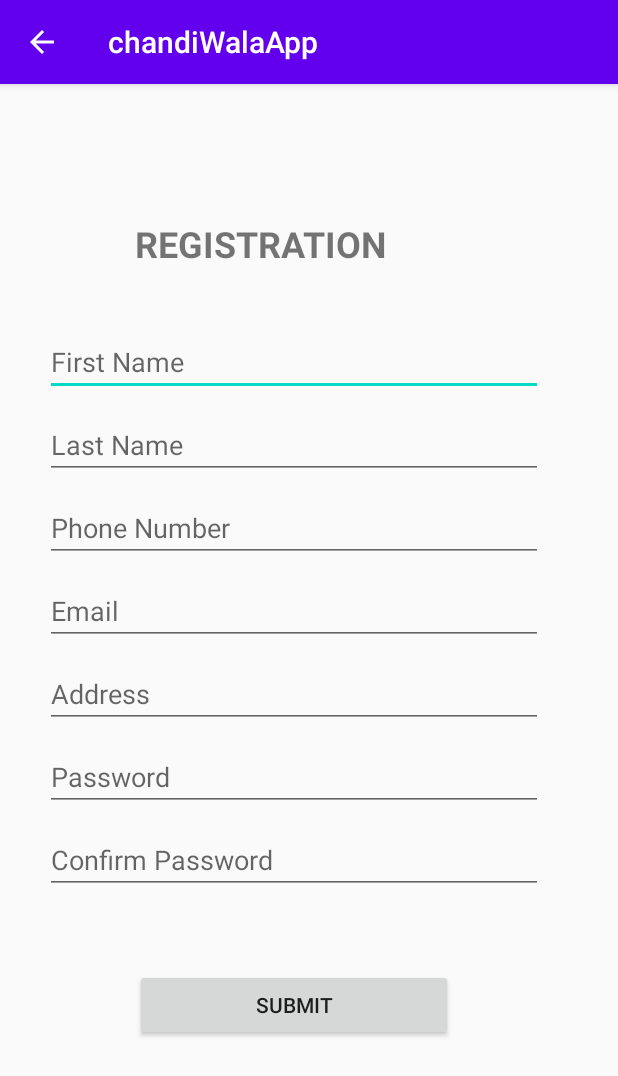
After one commit to Lakhan-nishad/chandiWalaApp, an Android app: the RegistrationActivity screen opened directly, with no data from a screen before it, on a phone screen of 412 x 824 dp. The commit adds this screen. Shown: the top 1076 px of the screen. Run offline under Robolectric (Android 15) with nearby library versions, the phone set to English and light mode, and no system bars.

Commit message:
add registration activity

```diff
--- a/app/src/main/AndroidManifest.xml
+++ b/app/src/main/AndroidManifest.xml
@@ -9,6 +9,9 @@
         android:roundIcon="@mipmap/ic_launcher_round"
         android:supportsRtl="true"
         android:theme="@style/Theme.ChandiWalaApp">
+        <activity
+            android:name=".RegistrationActivity"
+            android:parentActivityName=".MainActivity"></activity>
         <activity android:name=".MainActivity">
             <intent-filter>
                 <action android:name="android.intent.action.MAIN" />
--- a/app/src/main/java/com/example/chandiwalaapp/MainActivity.java
+++ b/app/src/main/java/com/example/chandiwalaapp/MainActivity.java
@@ -1,7 +1,10 @@
 package com.example.chandiwalaapp;
 
+import android.content.Intent;
 import android.os.Bundle;
 import android.support.v7.app.AppCompatActivity;
+import android.view.View;
+import android.widget.Toast;
 
 public class MainActivity extends AppCompatActivity {
 
@@ -10,4 +13,11 @@ public class MainActivity extends AppCompatActivity {
         super.onCreate(savedInstanceState);
         setContentView(R.layout.activity_main);
     }
+
+    public void changeActivity(View view) {
+        Toast toast = Toast.makeText(getApplicationContext(), "you are in registration page!", Toast.LENGTH_SHORT);
+        toast.show();
+        Intent intent = new Intent(this, RegistrationActivity.class);
+        startActivity(intent);
+    }
 }
--- /dev/null
+++ b/app/src/main/java/com/example/chandiwalaapp/RegistrationActivity.java
@@ -0,0 +1,27 @@
+package com.example.chandiwalaapp;
+
+import android.os.Bundle;
+import android.support.v7.app.AppCompatActivity;
+import android.view.View;
+import android.widget.Button;
+import android.widget.Toast;
+
+public class RegistrationActivity extends AppCompatActivity {
+
+    Button button;
+
+    @Override
+    protected void onCreate(Bundle savedInstanceState) {
+
+        super.onCreate(savedInstanceState);
+        setContentView(R.layout.activity_ragistration);
+        button = findViewById(R.id.submitButton);
+        button.setOnClickListener(new View.OnClickListener() {
+            @Override
+            public void onClick(View v) {
+                Toast toast = Toast.makeText(getApplicationContext(), "Ragistration Successfully.", Toast.LENGTH_SHORT);
+                toast.show();
+            }
+        });
+    }
+}
--- a/app/src/main/res/layout/activity_main.xml
+++ b/app/src/main/res/layout/activity_main.xml
@@ -67,6 +67,7 @@
         android:layout_width="wrap_content"
         android:layout_height="wrap_content"
         android:contentDescription="@string/sumbitbutton"
+        android:onClick="changeActivity"
         app:layout_constraintBottom_toBottomOf="parent"
         app:layout_constraintEnd_toEndOf="parent"
         app:layout_constraintHorizontal_bias="0.498"
--- /dev/null
+++ b/app/src/main/res/layout/activity_ragistration.xml
@@ -0,0 +1,146 @@
+<?xml version="1.0" encoding="utf-8"?>
+<android.support.constraint.ConstraintLayout xmlns:android="http://schemas.android.com/apk/res/android"
+    xmlns:app="http://schemas.android.com/apk/res-auto"
+    xmlns:tools="http://schemas.android.com/tools"
+    android:layout_width="match_parent"
+    android:layout_height="match_parent"
+    app:layout_goneMarginBottom="100dp"
+    app:layout_goneMarginTop="100dp"
+    tools:context=".RegistrationActivity">
+
+    <ScrollView
+        android:id="@+id/scrollView2"
+        android:layout_width="match_parent"
+        android:layout_height="match_parent"
+        app:layout_constraintBottom_toBottomOf="parent"
+        app:layout_constraintEnd_toEndOf="parent"
+        app:layout_constraintHorizontal_bias="0.0"
+        app:layout_constraintStart_toStartOf="parent"
+        app:layout_constraintTop_toTopOf="parent"
+        app:layout_constraintVertical_bias="1.0">
+
+        <LinearLayout
+            android:layout_width="match_parent"
+            android:layout_height="wrap_content"
+            android:orientation="vertical">
+
+            <TextView
+                android:id="@+id/registrationTextView"
+                android:layout_width="wrap_content"
+                android:layout_height="wrap_content"
+                android:layout_marginStart="90dp"
+                android:layout_marginLeft="90dp"
+                android:layout_marginTop="90dp"
+                android:layout_marginEnd="90dp"
+                android:layout_marginRight="90dp"
+                android:layout_marginBottom="40dp"
+                android:text="@string/registration"
+                android:textSize="24sp"
+                android:textStyle="bold" />
+
+            <EditText
+                android:id="@+id/nameEditText"
+                android:layout_width="match_parent"
+                android:layout_height="wrap_content"
+                android:layout_marginStart="30dp"
+                android:layout_marginLeft="30dp"
+                android:layout_marginEnd="50dp"
+                android:layout_marginRight="50dp"
+                android:layout_marginBottom="10dp"
+                android:ems="10"
+                android:hint="First Name"
+                android:inputType="textPersonName" />
+
+            <EditText
+                android:id="@+id/LastNameEditText"
+                android:layout_width="match_parent"
+                android:layout_height="wrap_content"
+                android:layout_marginStart="30dp"
+                android:layout_marginLeft="30dp"
+                android:layout_marginEnd="50dp"
+                android:layout_marginRight="50dp"
+                android:layout_marginBottom="10dp"
+                android:ems="10"
+                android:hint="Last Name"
+                android:inputType="textPersonName" />
+
+            <EditText
+                android:id="@+id/editTextPhone"
+                android:layout_width="match_parent"
+                android:layout_height="wrap_content"
+                android:layout_marginStart="30dp"
+                android:layout_marginLeft="30dp"
+                android:layout_marginEnd="50dp"
+                android:layout_marginRight="50dp"
+                android:layout_marginBottom="10dp"
+                android:ems="10"
+                android:hint="Phone Number"
+                android:inputType="phone" />
+
+            <EditText
+                android:id="@+id/editTextTextEmailAddress"
+                android:layout_width="match_parent"
+                android:layout_height="wrap_content"
+                android:layout_marginStart="30dp"
+                android:layout_marginLeft="30dp"
+                android:layout_marginEnd="50dp"
+                android:layout_marginRight="50dp"
+                android:layout_marginBottom="10dp"
+                android:ems="10"
+                android:hint="Email"
+                android:inputType="textEmailAddress" />
+
+            <EditText
+                android:id="@+id/addressEditText"
+                android:layout_width="match_parent"
+                android:layout_height="wrap_content"
+                android:layout_marginStart="30dp"
+                android:layout_marginLeft="30dp"
+                android:layout_marginEnd="50dp"
+                android:layout_marginRight="50dp"
+                android:layout_marginBottom="10dp"
+                android:ems="10"
+                android:hint="Address"
+                android:inputType="textPostalAddress" />
+
+            <EditText
+                android:id="@+id/passwordEditText"
+                android:layout_width="match_parent"
+                android:layout_height="wrap_content"
+                android:layout_marginStart="30dp"
+                android:layout_marginLeft="30dp"
+                android:layout_marginEnd="50dp"
+                android:layout_marginRight="50dp"
+                android:layout_marginBottom="10dp"
+                android:ems="10"
+                android:hint="Password"
+                android:inputType="textPassword" />
+
+            <EditText
+                android:id="@+id/confirmPasswordEditText"
+                android:layout_width="match_parent"
+                android:layout_height="wrap_content"
+                android:layout_marginStart="30dp"
+                android:layout_marginLeft="30dp"
+                android:layout_marginEnd="50dp"
+                android:layout_marginRight="50dp"
+                android:ems="10"
+                android:hint="Confirm Password"
+                android:inputType="textPassword" />
+
+            <Button
+                android:id="@+id/submitButton"
+                android:layout_width="match_parent"
+                android:layout_height="wrap_content"
+                android:layout_marginStart="90dp"
+                android:layout_marginLeft="90dp"
+                android:layout_marginTop="50dp"
+                android:layout_marginEnd="110dp"
+                android:layout_marginRight="110dp"
+                android:layout_marginBottom="50dp"
+                android:text="SUBMIT" />
+
+        </LinearLayout>
+    </ScrollView>
+
+</android.support.constraint.ConstraintLayout>
--- a/app/src/main/res/values/strings.xml
+++ b/app/src/main/res/values/strings.xml
@@ -10,4 +10,5 @@
     <string name="password1">Password</string>
     <string name="sumbitbutton">SumbitButton</string>
     <string name="password2">Password</string>
+    <string name="registration">REGISTRATION</string>
 </resources>
```
